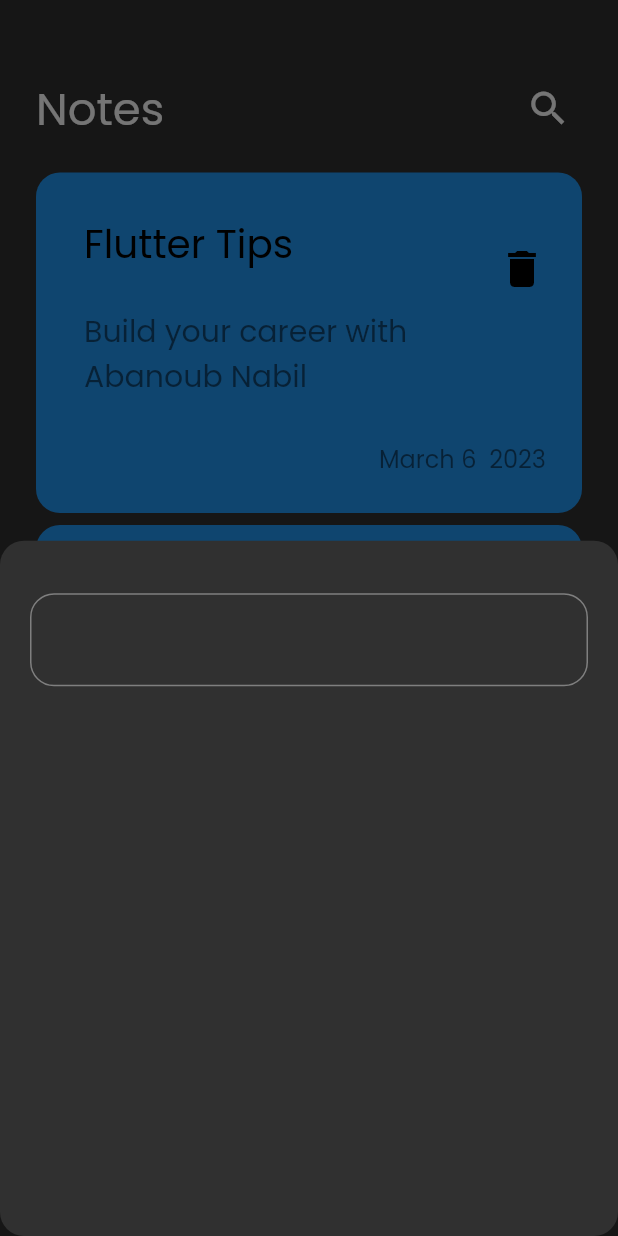
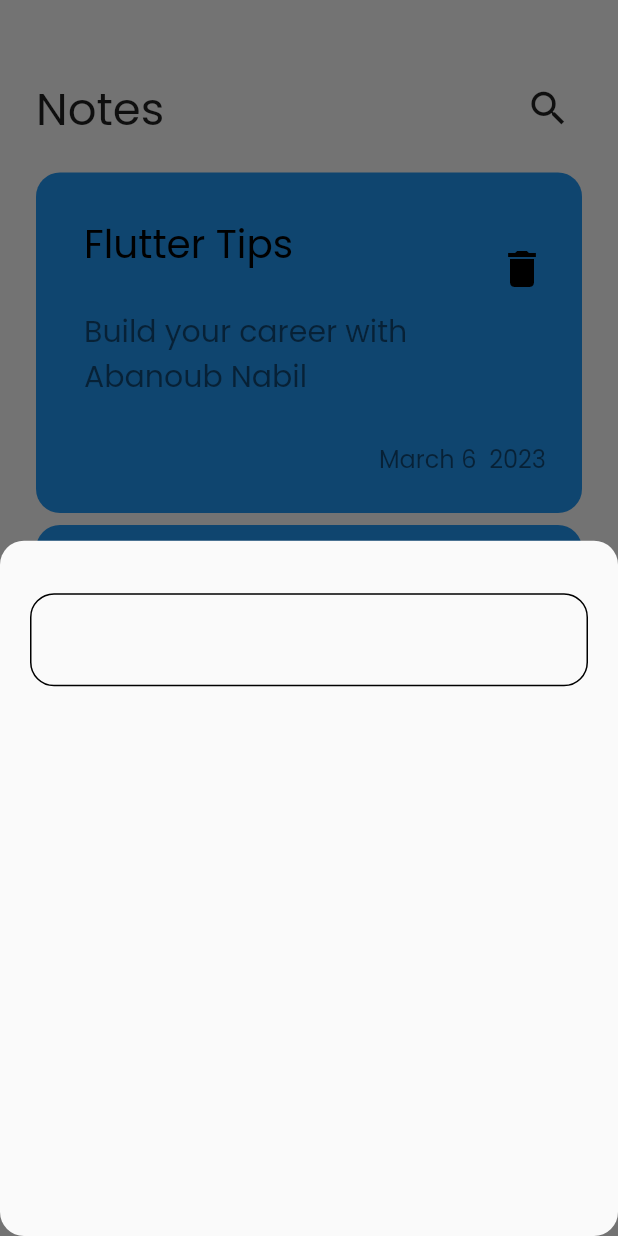
Before and after one commit to AbanoubNabile/notes-app, a Flutter app: the screen it shows after launch, after a tap on the "add" icon, on a phone screen of 412 x 824 dp. Run offline on Flutter 3.47's test engine with Material 2 defaults, Android fonts, the phone set to English and light mode, and no system bars.

Commit message:
build new method _ bulidBorder

```diff
--- a/lib/main.dart
+++ b/lib/main.dart
@@ -11,7 +11,7 @@ class NotesApp extends StatelessWidget {
   @override
   Widget build(BuildContext context) {
     return MaterialApp(
-      theme: ThemeData(brightness: Brightness.dark, fontFamily: 'Poppins'),
+      theme: ThemeData(brightness: Brightness.light, fontFamily: 'Poppins'),
       home: const NotesViews(),
     );
   }
--- a/lib/views/widgets/custom_text_field.dart
+++ b/lib/views/widgets/custom_text_field.dart
@@ -7,8 +7,15 @@ class CustomTextField extends StatelessWidget {
   Widget build(BuildContext context) {
     return TextField(
       decoration: InputDecoration(
-        border: OutlineInputBorder(borderRadius: BorderRadius.circular(16)),
-      ),
+          border: buildBorder(),
+          enabledBorder: buildBorder(),
+          focusedBorder: buildBorder(Color.fromARGB(255, 59, 75, 221))),
     );
   }
+
+  OutlineInputBorder buildBorder([Color]) {
+    return OutlineInputBorder(
+        borderRadius: BorderRadius.circular(16),
+        borderSide: BorderSide(color: Color ?? Colors.black));
+  }
 }
```
